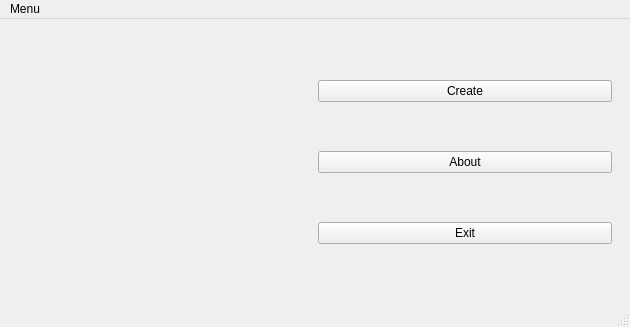
The window that sfo.ui (Abir-Tx/StudyFolderOrganizer-GUI) describes before a commit, drawn with Qt 5.
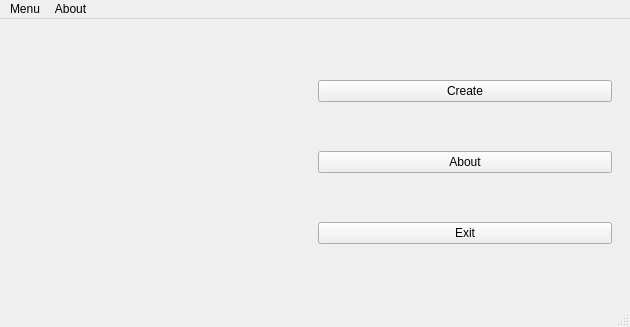
The same window after the commit. The open tabs and pages were chosen to show the change.

Commit message:
Add toolbar options -> home, about
New tool bar option added

What changed in the file:
```diff
--- a/sfo.ui
+++ b/sfo.ui
@@ -226,7 +226,14 @@
     </property>
     <addaction name="actionExit"/>
    </widget>
+   <widget class="QMenu" name="menuAbout">
+    <property name="title">
+     <string>About</string>
+    </property>
+    <addaction name="actionAbout_SFO"/>
+   </widget>
    <addaction name="menuExit"/>
+   <addaction name="menuAbout"/>
   </widget>
   <widget class="QStatusBar" name="statusbar"/>
   <action name="actionExit">
```
Left out of the diff: 13 changed lines with no effect on the pictures. The commit also changes 2 other files.
